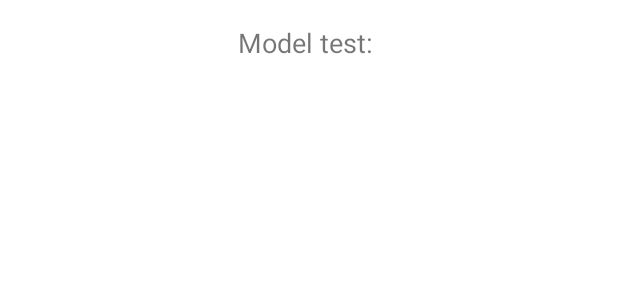
After one commit to RTES-Lab/2024-proj-xtwice, an Android app: the layout activity_test.xml on its own in the app's theme, with its tools: preview values and no code run, on a phone screen of 412 x 824 dp. The commit adds this screen. Shown: the top 300 px of the screen. Run offline under Robolectric (Android 15) with nearby library versions, the phone set to English and light mode, and no system bars.

Commit message:
임시 백업 브랜치(서랑)

```diff
--- a/app/build.gradle
+++ b/app/build.gradle
@@ -61,4 +61,5 @@ dependencies {
     androidTestImplementation libs.androidx.junit
     androidTestImplementation libs.androidx.espresso.core
     implementation "org.pytorch:pytorch_android_lite:1.13.1"
+    implementation "com.opencsv:opencsv:5.6"
 }
--- a/app/src/main/AndroidManifest.xml
+++ b/app/src/main/AndroidManifest.xml
@@ -58,6 +58,10 @@
             android:name=".FaultDiagnosisActivity"
             android:exported="false" />
 
+        <activity
+            android:name=".TestActivity"
+            android:exported="false" />
+
     </application>
 
 </manifest>
--- a/app/src/main/res/layout/activity_displacement.xml
+++ b/app/src/main/res/layout/activity_displacement.xml
@@ -38,7 +38,7 @@
         android:layout_width="wrap_content"
         android:layout_height="wrap_content"
         android:layout_gravity="center"
-        android:text="추론하기"
+        android:text="결함 확인하기"
         android:visibility="gone" />
 
 </LinearLayout>
--- /dev/null
+++ b/app/src/main/res/layout/activity_test.xml
@@ -0,0 +1,21 @@
+<?xml version="1.0" encoding="utf-8"?>
+<androidx.constraintlayout.widget.ConstraintLayout xmlns:android="http://schemas.android.com/apk/res/android"
+    xmlns:app="http://schemas.android.com/apk/res-auto"
+    xmlns:tools="http://schemas.android.com/tools"
+    android:layout_width="match_parent"
+    android:layout_height="match_parent"
+    tools:context=".FaultDiagnosisActivity">
+
+    <TextView
+        android:id="@+id/resultTextView"
+        android:layout_width="wrap_content"
+        android:layout_height="wrap_content"
+        android:text="Model test: "
+        android:textSize="18sp"
+        android:layout_marginTop="16dp"
+        app:layout_constraintTop_toTopOf="parent"
+        app:layout_constraintStart_toStartOf="parent"
+        app:layout_constraintEnd_toEndOf="parent" />
+
+
+</androidx.constraintlayout.widget.ConstraintLayout>
```
Also changed, not shown: app/src/main/java/com/example/useopencvwithcmakeandkotlin/DisplacementActivity.kt (+51 -1 lines), app/src/main/java/com/example/useopencvwithcmakeandkotlin/FaultDiagnosisActivity.kt (+8 -10 lines), app/src/main/java/com/example/useopencvwithcmakeandkotlin/MainActivity.kt (+8 -1 lines), app/src/main/java/com/example/useopencvwithcmakeandkotlin/TestActivity.kt (added, +149 -0 lines), app/src/main/res/layout/activity_main.xml (+12 -0 lines), app/src/main/res/layout/activity_result.xml (+0 -11 lines), 5 other files.
